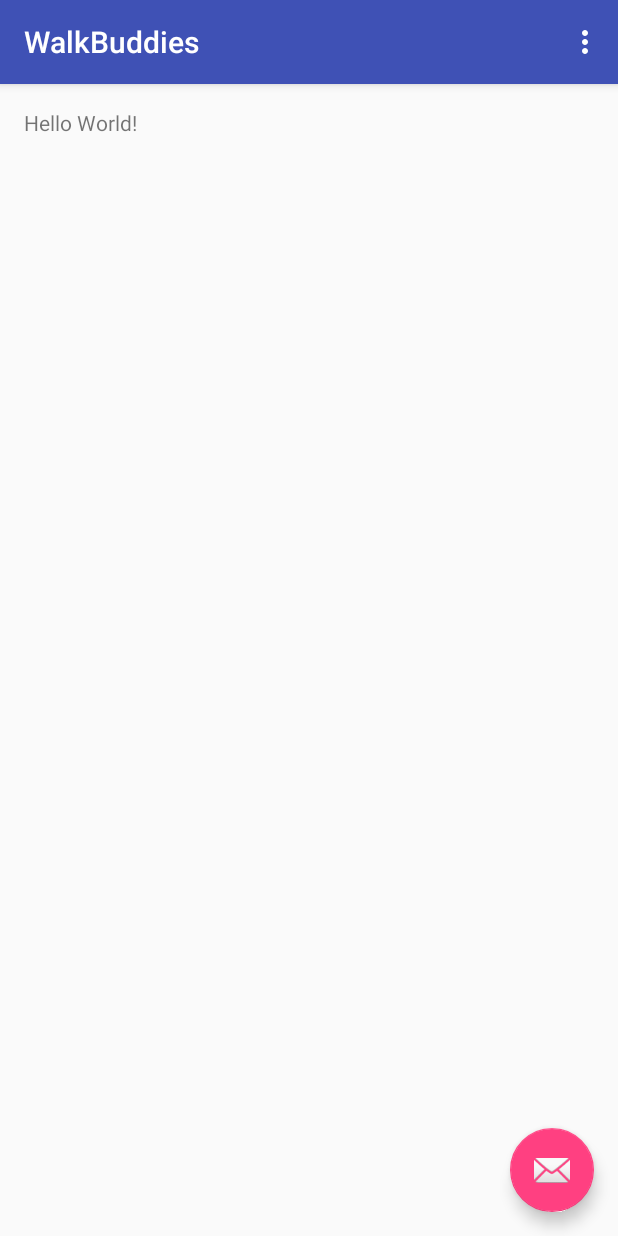
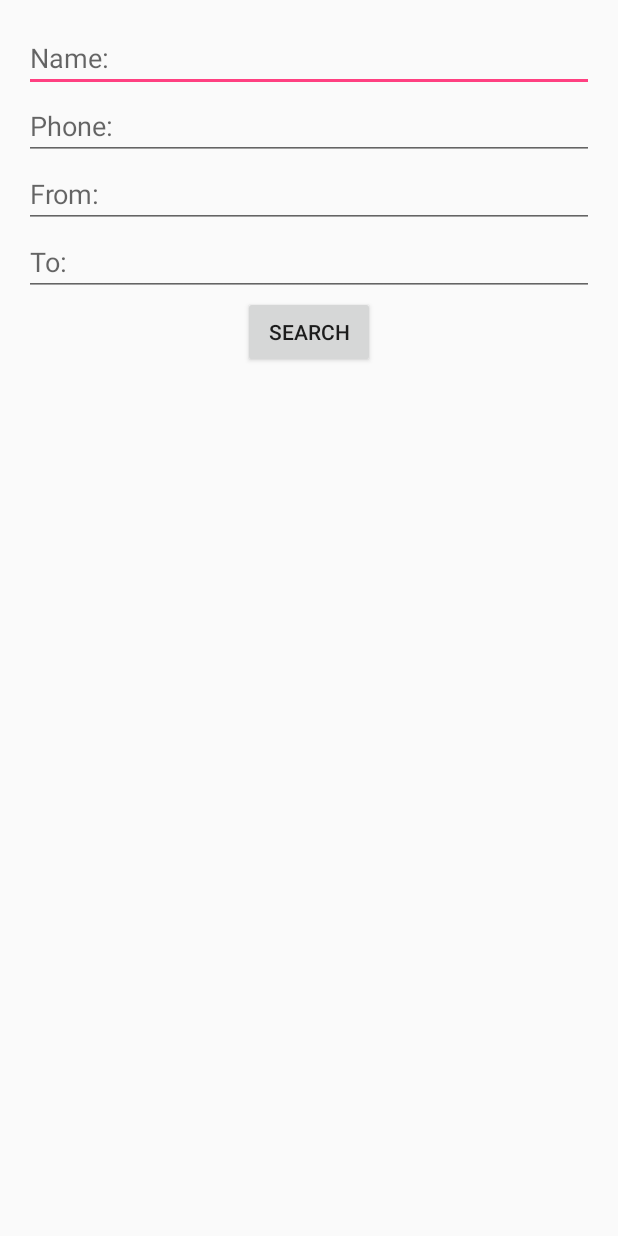
Before and after one commit to YiyangXu/WalkBuddyNew, an Android app: the screen it shows after launch (MainActivity), on a phone screen of 412 x 824 dp. Run offline under Robolectric (Android 15) with nearby library versions, the phone set to English and light mode, and no system bars; 3 statements that could not run were skipped.

Commit message:
Add search screen

```diff
--- a/WalkBuddies2/app/src/main/res/layout/activity_main.xml
+++ b/WalkBuddies2/app/src/main/res/layout/activity_main.xml
@@ -1,34 +1,56 @@
 <?xml version="1.0" encoding="utf-8"?>
-<android.support.design.widget.CoordinatorLayout xmlns:android="http://schemas.android.com/apk/res/android"
-    xmlns:app="http://schemas.android.com/apk/res-auto"
+<LinearLayout xmlns:android="http://schemas.android.com/apk/res/android"
     xmlns:tools="http://schemas.android.com/tools"
     android:layout_width="match_parent"
-    android:layout_height="match_parent"
-    android:fitsSystemWindows="true"
-    tools:context="wehack.tune.walkbuddies.MainActivity">
+    android:layout_height="wrap_content"
+    android:paddingBottom="@dimen/activity_vertical_margin"
+    android:paddingLeft="@dimen/activity_horizontal_margin"
+    android:paddingRight="@dimen/activity_horizontal_margin"
+    android:paddingTop="@dimen/activity_vertical_margin"
+    android:orientation="vertical"
+    tools:context="com.example.aixin.walkbuddies.MainActivity">
 
-    <android.support.design.widget.AppBarLayout
+    <LinearLayout
+        android:orientation="vertical"
         android:layout_width="match_parent"
         android:layout_height="wrap_content"
-        android:theme="@style/AppTheme.AppBarOverlay">
+        android:layout_weight="7"
+        android:text="Hello World!"
+        android:id="@+id/Hello">
 
-        <android.support.v7.widget.Toolbar
-            android:id="@+id/toolbar"
+        <EditText
+            android:id="@+id/activity_search_name"
+            android:layout_width="fill_parent"
+            android:layout_height="wrap_content"
+            android:hint="@string/search_name"
+            android:inputType="text" />
+
+        <EditText
+            android:id="@+id/activity_search_phone"
             android:layout_width="match_parent"
-            android:layout_height="?attr/actionBarSize"
-            android:background="?attr/colorPrimary"
-            app:popupTheme="@style/AppTheme.PopupOverlay" />
+            android:layout_height="wrap_content"
+            android:hint="@string/search_phone"
+            android:inputType="textPhonetic"/>
+        <EditText
+            android:id="@+id/activity_search_from"
+            android:layout_width="fill_parent"
+            android:layout_height="wrap_content"
+            android:hint="@string/from_string"
+            android:inputType="textPostalAddress" />
 
-    </android.support.design.widget.AppBarLayout>
+        <EditText
+            android:id="@+id/activity_serach_to"
+            android:layout_width="match_parent"
+            android:layout_height="wrap_content"
+            android:hint="@string/to_string"
+            android:inputType="textPostalAddress"/>
 
-    <include layout="@layout/content_main" />
+        <Button
+            android:layout_width="wrap_content"
+            android:layout_height="wrap_content"
+            android:text="search"
+            android:layout_gravity="center"/>
 
-    <android.support.design.widget.FloatingActionButton
-        android:id="@+id/fab"
-        android:layout_width="wrap_content"
-        android:layout_height="wrap_content"
-        android:layout_gravity="bottom|end"
-        android:layout_margin="@dimen/fab_margin"
-        android:src="@android:drawable/ic_dialog_email" />
+    </LinearLayout>
 
-</android.support.design.widget.CoordinatorLayout>
+</LinearLayout>
--- a/WalkBuddies2/app/src/main/res/values/strings.xml
+++ b/WalkBuddies2/app/src/main/res/values/strings.xml
@@ -1,4 +1,11 @@
 <resources>
     <string name="app_name">WalkBuddies</string>
     <string name="action_settings">Settings</string>
+
+    <!-- for the search view -->
+    <string name="from_string">From:</string>
+    <string name="to_string">To:</string>
+    <string name="switch_direction">Switch</string>
+    <string name="search_name">Name:</string>
+    <string name="search_phone">Phone:</string>
 </resources>
```
